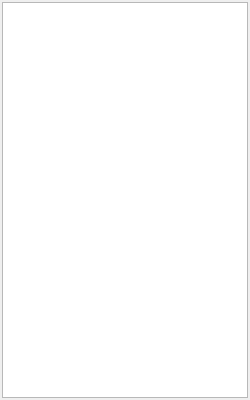
This is src/widget/navigator/navigator.ui in NotchBrown/Code-Editor-L as Qt 5 draws it before an edit. The edited form follows.
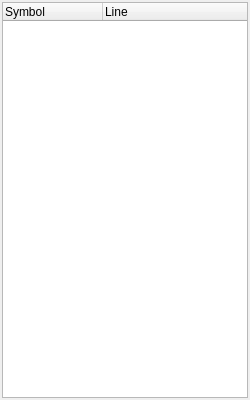
This is the edited form.

What changed in the file:
```diff
--- a/src/widget/navigator/navigator.ui
+++ b/src/widget/navigator/navigator.ui
@@ -31,12 +31,23 @@
    </property>
    <item>
     <widget class="QTreeWidget" name="treeWidget">
-     <property name="headerHidden">
+     <property name="alternatingRowColors">
       <bool>true</bool>
      </property>
+     <property name="headerHidden">
+      <bool>false</bool>
+     </property>
+     <property name="sortingEnabled">
+      <bool>false</bool>
+     </property>
      <column>
       <property name="text">
-       <string notr="true">1</string>
+       <string>Symbol</string>
+      </property>
+     </column>
+     <column>
+      <property name="text">
+       <string>Line</string>
       </property>
      </column>
     </widget>
```
